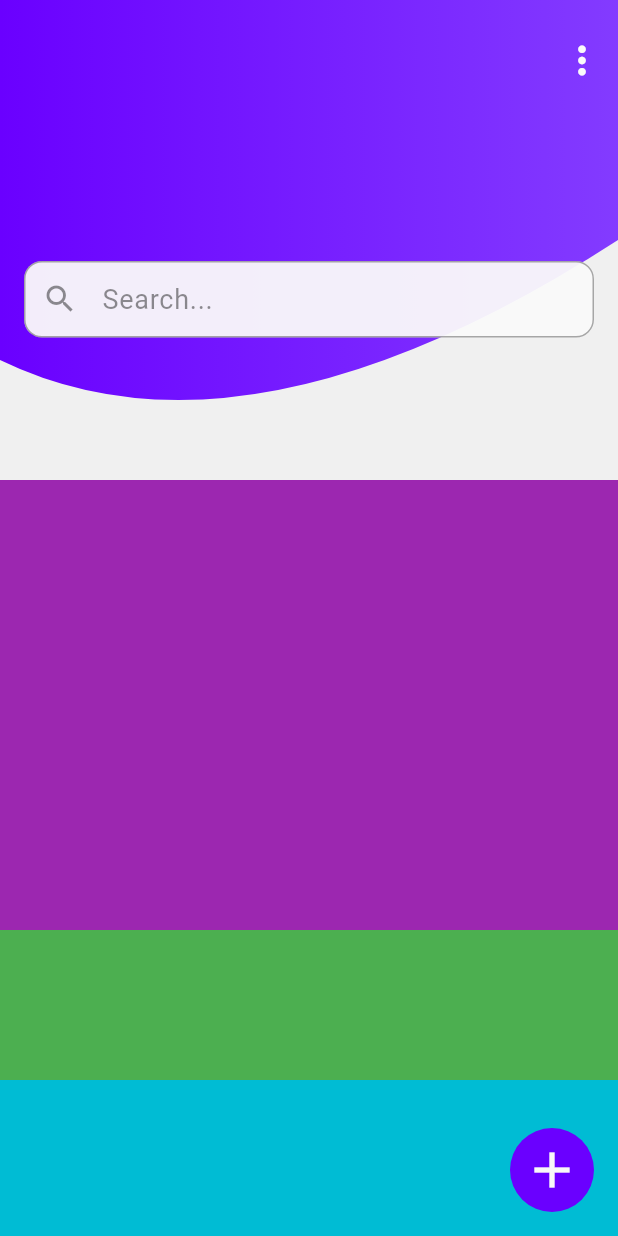
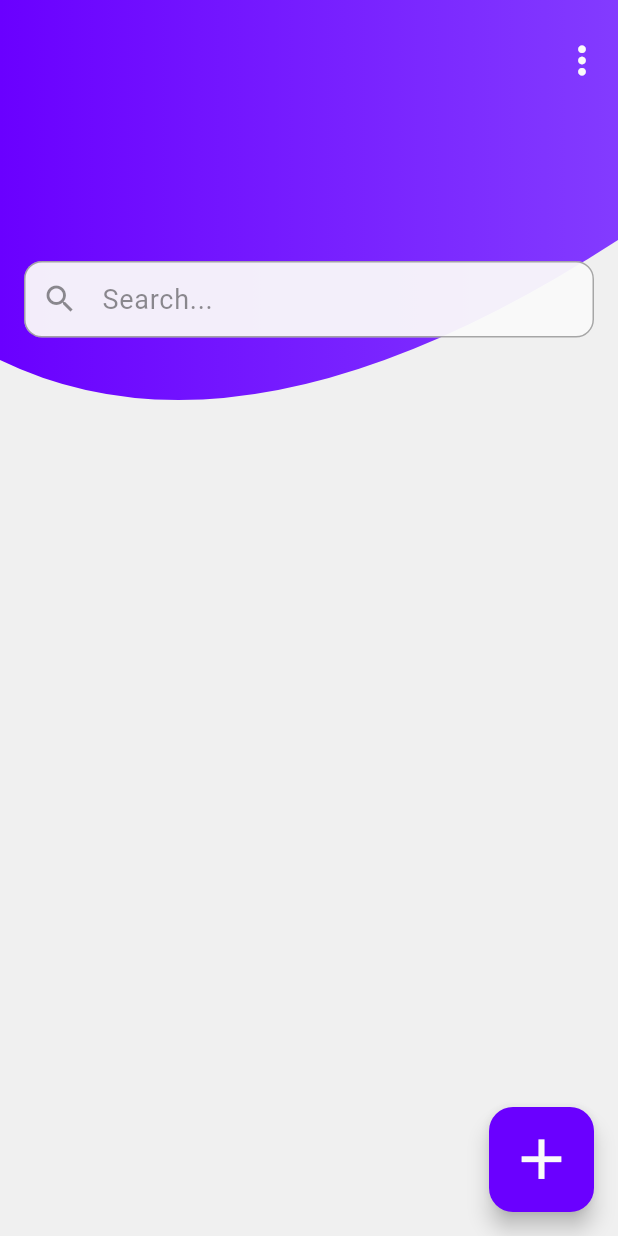
Before and after one commit to CharlyMech/webviewer, a Flutter app: the screen it shows after launch, on a phone screen of 412 x 824 dp. Run offline on Flutter 3.47's test engine with Material 3 defaults, Android fonts, the light colour scheme and no system bars; our stand-ins replace go_router, toastification, webview_flutter.

Commit message:
feat: home body set and fab routing method

```diff
--- a/lib/screens/home.dart
+++ b/lib/screens/home.dart
@@ -10,6 +10,8 @@
   Widget build(BuildContext context) {
     SystemChrome.setEnabledSystemUIMode(SystemUiMode.edgeToEdge);
     return Scaffold(
+      extendBody: true,
+      extendBodyBehindAppBar: true,
       body: CustomScrollView(
         slivers: [
           SliverPersistentHeader(
@@ -17,68 +19,16 @@
             pinned: true,
           ),
           SliverToBoxAdapter(
-            child: Column(
-              children: [
-                Container(
-                  height: 300,
-                  color: Colors.purple,
-                ),
-                Container(
-                  height: 100,
-                  color: Colors.green,
-                ),
-                Container(
-                  height: 500,
-                  color: Colors.cyan,
-                ),
-                Container(
-                  height: 500,
-                  color: Colors.lime,
-                )
-              ],
+            child: Padding(
+              padding: const EdgeInsets.all(8.0),
             ),
           ),
         ],
       ),
-      floatingActionButton: IconButton(
-        onPressed: () {},
-        icon: Icon(Icons.add),
-        color: Color(0xFFF8F8F8),
-        iconSize: 40,
-        style: ButtonStyle(
-          backgroundColor: WidgetStateProperty.resolveWith<Color?>(
-              (Set<WidgetState> states) {
-            return Color(0xFF6A00FF);
-          }),
-        ),
+      floatingActionButton: FloatingActionButton(
+        onPressed: () => context.push('/add'),
+        child: const Icon(Icons.add),
       ),
     );
-
-    /* return Scaffold(
-        extendBody: true,
-        extendBodyBehindAppBar: true,
-        appBar: AppBar(
-            elevation: 5,
-            scrolledUnderElevation: 5,
-            backgroundColor: Color(0xFF6A00FF),
-            toolbarHeight: 80,
-            centerTitle: true,
-            title: Text('WebViewer')),
-        body: Container(
-          color: Color(0xFF17203a), // Your desired background color
-          child: Center(child: Text('Full Screen')),
-        ),
-        floatingActionButton: IconButton(
-          onPressed: () {},
-          icon: Icon(Icons.add),
-          color: Color(0xFFF8F8F8),
-          iconSize: 40,
-          style: ButtonStyle(
-            backgroundColor: WidgetStateProperty.resolveWith<Color?>(
-                (Set<WidgetState> states) {
-              return Color(0xFF6A00FF);
-            }),
-          ),
-        )); */
   }
 }
```
